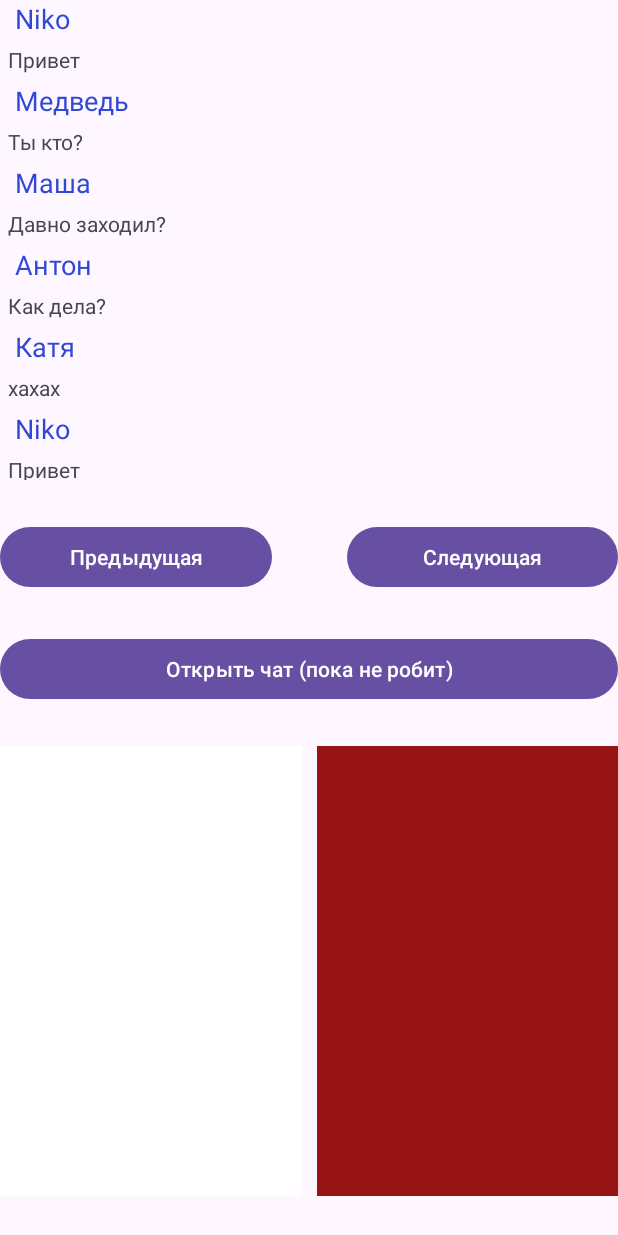
After one commit to MrFixMan007/EM_Practice, an Android app: the fragment ChatFragment placed in its activity, on a phone screen of 412 x 824 dp. The commit adds this screen. Run offline under Robolectric (Android 15) with nearby library versions, the phone set to English and light mode, and no system bars; 1 statement that could not run was skipped.

Commit message:
z4.4 Chat Structure

```diff
--- a/4androidsdk/app/src/main/java/ru/effectivem/a4androidsdk/MainActivity.kt
+++ b/4androidsdk/app/src/main/java/ru/effectivem/a4androidsdk/MainActivity.kt
@@ -2,6 +2,8 @@ package ru.effectivem.a4androidsdk
 
 import android.content.Context
 import android.os.Bundle
+import android.view.View
+import android.view.ViewTreeObserver
 import androidx.activity.enableEdgeToEdge
 import androidx.appcompat.app.AppCompatActivity
 import androidx.core.view.ViewCompat
@@ -16,6 +18,7 @@ import ru.effectivem.a4androidsdk.z1Fragments.fragments.FirstFragment
 import ru.effectivem.a4androidsdk.z1Fragments.fragments.SecondFragment
 import ru.effectivem.a4androidsdk.z1Fragments.fragments.ThirdFragment
 import ru.effectivem.a4androidsdk.z2workManager.MyBatteryWorkManager
+import ru.effectivem.a4androidsdk.z4chat.ui.ChatFragment
 
 class MainActivity : AppCompatActivity() {
 
@@ -38,7 +41,7 @@ class MainActivity : AppCompatActivity() {
         }
 
         setupRouter(savedInstanceState?.getInt(fragmentPosition))
-        initUI()
+        initUI(savedInstanceState)
         setupWorker(this)
     }
 
@@ -57,13 +60,33 @@ class MainActivity : AppCompatActivity() {
         }
     }
 
-    private fun initUI() {
+    private fun initUI(savedInstanceState: Bundle?) {
         with(binding) {
             backBtn.setOnClickListener {
                 router.openPrevious()
             }
             nextBtn.setOnClickListener {
                 router.openNext()
+            }
+            toChatBtn.setOnClickListener {
+                router.replace(ChatFragment())
+            }
+
+            if (savedInstanceState == null) {
+                toChatBtn.viewTreeObserver.addOnGlobalLayoutListener(
+                    object : ViewTreeObserver.OnGlobalLayoutListener {
+                        override fun onGlobalLayout() {
+                            toChatBtn.viewTreeObserver.removeOnGlobalLayoutListener(this)
+
+                            toChatBtn.visibility = View.VISIBLE
+                            toChatBtn.alpha = 0f
+                            toChatBtn.animate()
+                                .alpha(1f)
+                                .setDuration(1000)
+                                .start()
+                        }
+                    }
+                )
             }
         }
     }
--- a/4androidsdk/app/src/main/java/ru/effectivem/a4androidsdk/z1Fragments/MyNavigationRouter.kt
+++ b/4androidsdk/app/src/main/java/ru/effectivem/a4androidsdk/z1Fragments/MyNavigationRouter.kt
@@ -19,6 +19,13 @@ class MyNavigationRouter(
         replace(_currentPosition)
     }
 
+    override fun replace(fragment: Fragment) {
+        fragmentManager.beginTransaction()
+            .replace(containerViewId, fragment)
+            .addToBackStack(null)
+            .commit()
+    }
+
     override fun openNext() {
         _currentPosition = if (_currentPosition < fragments.size - 1) _currentPosition + 1 else 0
         replace(_currentPosition)
@@ -31,9 +38,6 @@ class MyNavigationRouter(
 
     private fun replace(position: Int) {
         if (position > fragments.size - 1) throw IllegalArgumentException("index must be < fragments size, but fragments size = ${fragments.size} and index = $position")
-        fragmentManager.beginTransaction()
-            .replace(containerViewId, fragments[position])
-            .addToBackStack(null)
-            .commit()
+        replace(fragments[position])
     }
 }
--- a/4androidsdk/app/src/main/java/ru/effectivem/a4androidsdk/z1Fragments/NavigationRouter.kt
+++ b/4androidsdk/app/src/main/java/ru/effectivem/a4androidsdk/z1Fragments/NavigationRouter.kt
@@ -1,7 +1,10 @@
 package ru.effectivem.a4androidsdk.z1Fragments
+
+import androidx.fragment.app.Fragment
 
 interface NavigationRouter {
     val currentPosition: Int
     fun openNext()
     fun openPrevious()
+    fun replace(fragment: Fragment)
 }
--- /dev/null
+++ b/4androidsdk/app/src/main/java/ru/effectivem/a4androidsdk/z4chat/ui/ChatFragment.kt
@@ -0,0 +1,43 @@
+package ru.effectivem.a4androidsdk.z4chat.ui
+
+import android.os.Bundle
+import android.view.LayoutInflater
+import android.view.View
+import android.view.ViewGroup
+import androidx.fragment.app.Fragment
+import androidx.recyclerview.widget.LinearLayoutManager
+import ru.effectivem.a4androidsdk.databinding.ChatFragmentBinding
+
+class ChatFragment : Fragment() {
+    private val chatTitleAdapter = ChatTitleAdapter()
+
+    private var _binding: ChatFragmentBinding? = null
+    private val binding get() = _binding!!
+
+    override fun onCreateView(
+        inflater: LayoutInflater,
+        container: ViewGroup?,
+        savedInstanceState: Bundle?
+    ): View {
+        _binding = ChatFragmentBinding.inflate(inflater, container, false)
+        val view = binding.root
+        return view
+    }
+
+    override fun onViewCreated(view: View, savedInstanceState: Bundle?) {
+        super.onViewCreated(view, savedInstanceState)
+
+        with(binding) {
+            recyclerView.layoutManager = LinearLayoutManager(requireContext())
+            recyclerView.adapter = chatTitleAdapter
+
+            chatTitleAdapter.setList(getChatTitleList())
+        }
+    }
+
+    override fun onDestroyView() {
+        super.onDestroyView()
+        _binding = null
+    }
+
+}
--- /dev/null
+++ b/4androidsdk/app/src/main/java/ru/effectivem/a4androidsdk/z4chat/ui/ChatTitleAdapter.kt
@@ -0,0 +1,31 @@
+package ru.effectivem.a4androidsdk.z4chat.ui
+
+import android.view.LayoutInflater
+import android.view.View
+import android.view.ViewGroup
+import ru.effectivem.a4androidsdk.R
+import ru.effectivem.a4androidsdk.databinding.ChatTitleItemBinding
+import ru.effectivem.a4androidsdk.z4chat.ui.base.BaseAdapter
+import ru.effectivem.a4androidsdk.z4chat.ui.base.BaseViewHolder
+import ru.effectivem.a4androidsdk.z4chat.ui.model.ChatTitle
+
+class ChatTitleAdapter : BaseAdapter<ChatTitle>() {
+
+    override fun onCreateViewHolder(parent: ViewGroup, viewType: Int): BaseViewHolder<ChatTitle> {
+        return ViewHolder(
+            LayoutInflater.from(parent.context).inflate(R.layout.chat_title_item, parent, false)
+        )
+    }
+
+    class ViewHolder(itemView: View) :
+        BaseViewHolder<ChatTitle>(itemView) {
+        private val binding = ChatTitleItemBinding.bind(itemView)
+
+        override fun bind(model: ChatTitle) {
+            with(binding) {
+                title.text = model.title
+                lastMessage.text = model.lastMessage
+            }
+        }
+    }
+}
--- /dev/null
+++ b/4androidsdk/app/src/main/java/ru/effectivem/a4androidsdk/z4chat/ui/MockCharRepository.kt
@@ -0,0 +1,98 @@
+package ru.effectivem.a4androidsdk.z4chat.ui
+
+import ru.effectivem.a4androidsdk.z4chat.ui.model.ChatTitle
+
+internal fun getChatTitleList() = listOf(
+    ChatTitle(
+        id = "0",
+        title = "Niko",
+        lastMessage = "Привет"
+    ),
+    ChatTitle(
+        id = "1",
+        title = "Медведь",
+        lastMessage = "Ты кто?"
+    ),
+    ChatTitle(
+        id = "2",
+        title = "Маша",
+        lastMessage = "Давно заходил?"
+    ),
+    ChatTitle(
+        id = "3",
+        title = "Антон",
+        lastMessage = "Как дела?"
+    ),
+    ChatTitle(
+        id = "4",
+        title = "Катя",
+        lastMessage = "хахах"
+    ),
+    ChatTitle(
+        id = "5",
+        title = "Niko",
+        lastMessage = "Привет"
+    ),
+    ChatTitle(
+        id = "6",
+        title = "Медведь",
+        lastMessage = "Ты кто?"
+    ),
+    ChatTitle(
+        id = "1",
+        title = "Маша",
+        lastMessage = "Давно заходил?"
+    ),
+    ChatTitle(
+        id = "1",
+        title = "Антон",
+        lastMessage = "Как дела?"
+    ),
+    ChatTitle(
+        id = "1",
+        title = "Катя",
+        lastMessage = "хахах"
+    ),
+    ChatTitle(
+        id = "10",
+        title = "Niko",
+        lastMessage = "Привет"
+    ),
+    ChatTitle(
+        title = "Медведь",
+        lastMessage = "Ты кто?"
+    ),
+    ChatTitle(
+        title = "Маша",
+        lastMessage = "Давно заходил?"
+    ),
+    ChatTitle(
+        title = "Антон",
+        lastMessage = "Как дела?"
+    ),
+    ChatTitle(
+        title = "Катя",
+        lastMessage = "хахах"
+    ),
+    ChatTitle(
+        title = "Niko",
+        lastMessage = "Привет"
+    ),
+    ChatTitle(
+        title = "Медведь",
+        lastMessage = "Ты кто?"
+    ),
+    ChatTitle(
+        title = "Маша",
+        lastMessage = "Давно заходил?"
+    ),
+    ChatTitle(
+        title = "Антон",
+        lastMessage = "Как дела?"
+    ),
+    ChatTitle(
+        title = "Катя",
+        lastMessage = "хахах"
+    ),
+
+    )
--- /dev/null
+++ b/4androidsdk/app/src/main/java/ru/effectivem/a4androidsdk/z4chat/ui/base/BaseAdapter.kt
@@ -0,0 +1,59 @@
+package ru.effectivem.a4androidsdk.z4chat.ui.base
+
+import androidx.recyclerview.widget.RecyclerView
+
+abstract class BaseAdapter<P> : RecyclerView.Adapter<BaseViewHolder<P>>() {
+    protected var mDataList: MutableList<P> = ArrayList()
+    private var mCallback: BaseAdapterCallback<P>? = null
+
+    var hasItems = false
+
+    fun attachCallback(callback: BaseAdapterCallback<P>) {
+        this.mCallback = callback
+    }
+
+    fun detachCallback() {
+        this.mCallback = null
+    }
+
+    fun setList(dataList: List<P>) {
+        mDataList.addAll(dataList)
+        hasItems = true
+        notifyDataSetChanged()
+    }
+
+    fun addItem(newItem: P) {
+        mDataList.add(newItem)
+        notifyItemInserted(mDataList.size - 1)
+    }
+
+    fun addItemToTop(newItem: P) {
+        mDataList.add(0, newItem)
+        notifyItemInserted(0)
+    }
+
+    fun updateItems(itemsList: List<P>) {
+        mDataList.clear()
+        setList(itemsList)
+    }
+
+    override fun onBindViewHolder(holder: BaseViewHolder<P>, position: Int) {
+        holder.bind(mDataList[position])
+
+        holder.itemView.setOnClickListener {
+            mCallback?.onItemClick(mDataList[position], holder.itemView)
+        }
+        holder.itemView.setOnLongClickListener {
+            if (mCallback == null) {
+                false
+            } else {
+                mCallback!!.onLongClick(mDataList[position], holder.itemView)
+            }
+
+        }
+    }
+
+    override fun getItemCount(): Int {
+        return mDataList.count()
+    }
+}
--- /dev/null
+++ b/4androidsdk/app/src/main/java/ru/effectivem/a4androidsdk/z4chat/ui/base/BaseAdapterCallback.kt
@@ -0,0 +1,8 @@
+package ru.effectivem.a4androidsdk.z4chat.ui.base
+
+import android.view.View
+
+interface BaseAdapterCallback<T> {
+    fun onItemClick(model: T, view: View)
+    fun onLongClick(model: T, view: View): Boolean
+}
--- /dev/null
+++ b/4androidsdk/app/src/main/java/ru/effectivem/a4androidsdk/z4chat/ui/base/BaseViewHolder.kt
@@ -0,0 +1,8 @@
+package ru.effectivem.a4androidsdk.z4chat.ui.base
+
+import android.view.View
+import androidx.recyclerview.widget.RecyclerView
+
+abstract class BaseViewHolder<T>(itemView: View) : RecyclerView.ViewHolder(itemView) {
+    abstract fun bind(model: T)
+}
--- /dev/null
+++ b/4androidsdk/app/src/main/java/ru/effectivem/a4androidsdk/z4chat/ui/model/ChatTitle.kt
@@ -0,0 +1,7 @@
+package ru.effectivem.a4androidsdk.z4chat.ui.model
+
+data class ChatTitle(
+    val id: String = "",
+    val title: String,
+    val lastMessage: String
+)
--- /dev/null
+++ b/4androidsdk/app/src/main/res/layout/chat_fragment.xml
@@ -0,0 +1,11 @@
+<?xml version="1.0" encoding="utf-8"?>
+<androidx.constraintlayout.widget.ConstraintLayout xmlns:android="http://schemas.android.com/apk/res/android"
+    android:layout_width="match_parent"
+    android:layout_height="match_parent">
+
+    <androidx.recyclerview.widget.RecyclerView
+        android:id="@+id/recyclerView"
+        android:layout_width="match_parent"
+        android:layout_height="match_parent" />
+
+</androidx.constraintlayout.widget.ConstraintLayout>
--- /dev/null
+++ b/4androidsdk/app/src/main/res/layout/chat_title_item.xml
@@ -0,0 +1,21 @@
+<?xml version="1.0" encoding="utf-8"?>
+<LinearLayout xmlns:android="http://schemas.android.com/apk/res/android"
+    android:layout_width="match_parent"
+    android:layout_height="wrap_content"
+    android:orientation="vertical">
+
+    <TextView
+        android:id="@+id/title"
+        android:layout_width="200dp"
+        android:layout_height="wrap_content"
+        android:layout_marginHorizontal="10dp"
+        android:textColor="#3048D5"
+        android:textSize="18sp" />
+
+    <TextView
+        android:id="@+id/lastMessage"
+        android:layout_width="match_parent"
+        android:layout_height="wrap_content"
+        android:layout_margin="5dp" />
+
+</LinearLayout>
```
Also changed, not shown: 4androidsdk/app/src/main/java/ru/effectivem/a4androidsdk/z4chat/Структура чата.png (added).
